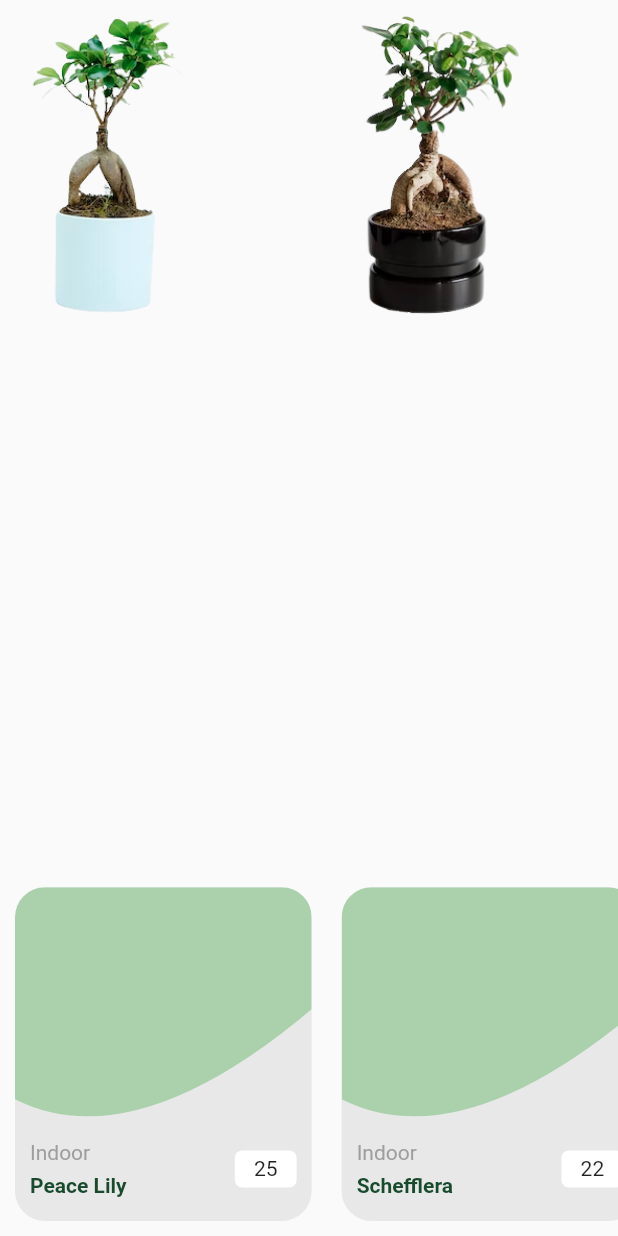
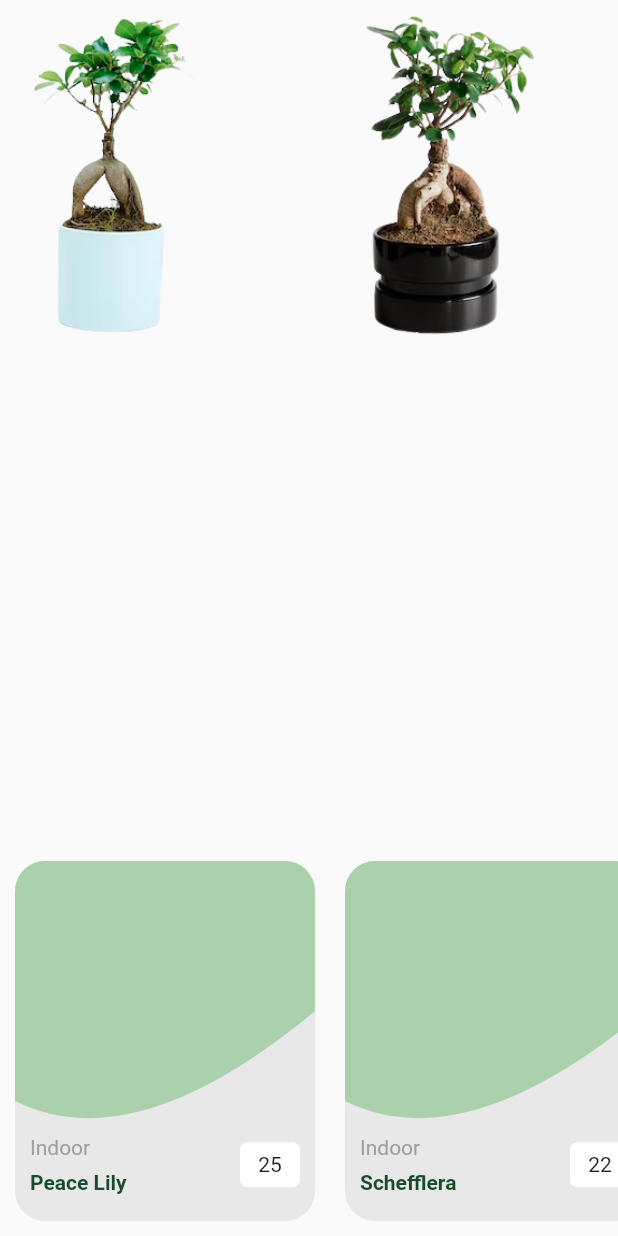
Before and after one commit to hmzaak/PlantStore-fultter, a Flutter app: the PlantsList widget shown alone on an empty page, opened directly, on a phone screen of 412 x 824 dp. Run offline on Flutter 3.47's test engine with Material 2 defaults, Android fonts, the phone set to English and light mode, and no system bars; our stand-ins replace flutter_lorem; network calls fail.

Commit message:
pixels overflow in homepage fixed.

```diff
--- a/lib/ui/custom_widgets/homepage_widgets/plants_list.dart
+++ b/lib/ui/custom_widgets/homepage_widgets/plants_list.dart
@@ -8,7 +8,6 @@ class PlantsList extends StatelessWidget {
 
   @override
   Widget build(BuildContext context) {
-    Size size = MediaQuery.of(context).size;
     List<Plant> plants = PlantsRepository.loadPlants();
     return ListView.builder(
       scrollDirection: Axis.horizontal,
@@ -19,7 +18,7 @@ class PlantsList extends StatelessWidget {
           child: Stack(
             children: [
               Container(
-                width: size.width * 0.48,
+                width: 200,
               ),
               Positioned(
                 bottom: 0,
@@ -28,8 +27,8 @@ class PlantsList extends StatelessWidget {
                     Navigator.of(context).pushNamed(PlantDetailsPage.route);
                   },
                   child: Container(
-                    height: size.height * 0.27,
-                    width: size.width * 0.48,
+                    height: 240,
+                    width: 200,
                     decoration: BoxDecoration(
                       color: Colors.grey.withOpacity(0.2),
                       borderRadius: BorderRadius.circular(20),
@@ -46,7 +45,7 @@ class PlantsList extends StatelessWidget {
                                 topRight: Radius.circular(20.0),
                               ),
                             ),
-                            height: size.height * 0.22,
+                            height: 200,
                           ),
                         ),
                       ],
@@ -55,16 +54,15 @@ class PlantsList extends StatelessWidget {
                 ),
               ),
               SizedBox(
-                height: size.height * 0.25,
+                height: 220,
                 child: plants[index].image,
               ),
               Positioned(
                 bottom: 10,
                 child: Container(
                   padding: const EdgeInsets.symmetric(horizontal: 10),
-                  height: size.height * 0.06,
-                  width: size.width * 0.48,
-                  // decoration: BoxDecoration(border: Border.all()),
+                  height: 55,
+                  width: 200,
                   child: Row(
                     children: [
                       Column(
@@ -86,8 +84,8 @@ class PlantsList extends StatelessWidget {
                       ),
                       const Spacer(),
                       Container(
-                        height: size.height * 0.03,
-                        width: size.width * 0.1,
+                        height: 30,
+                        width: 40,
                         decoration: BoxDecoration(
                           borderRadius: BorderRadius.circular(5),
                           color: Colors.white,
```
Also changed, not shown: lib/ui/custom_widgets/homepage_widgets/recent_viewed_section.dart (+7 -8 lines), lib/ui/screens/homepage/home_page.dart (+4 -8 lines).
